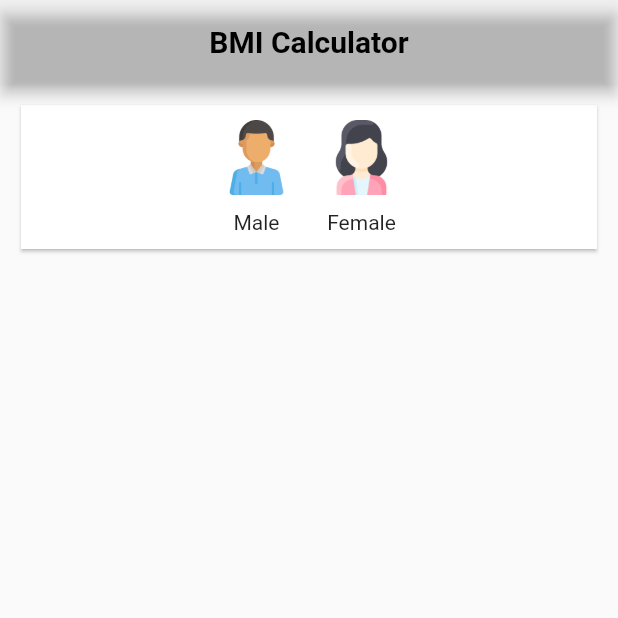
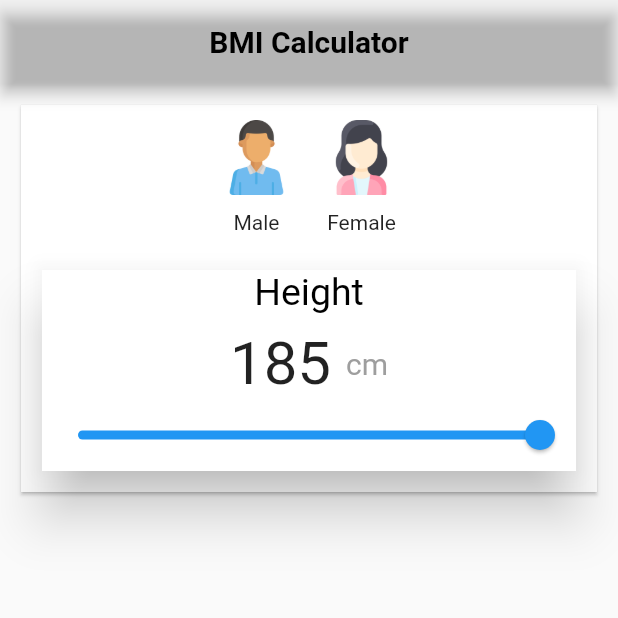
Before and after one commit to SherazJamil/BMI-Calculator-app-in-Flutter, a Flutter app: the screen it shows after launch, on a phone screen of 412 x 824 dp, the top half of it. Run offline on Flutter 3.47's test engine with Material 2 defaults, Android fonts, the phone set to English and light mode, and no system bars; missing offline and left inert: dart:ffi, flutter_3d_choice_chip, splash_screen_view.

Commit message:
Add height widget

```diff
--- /dev/null
+++ b/lib/Height.dart
@@ -0,0 +1,71 @@
+import 'dart:ffi';
+
+import 'package:flutter/material.dart';
+
+class HeightWidget extends StatefulWidget {
+  final Function (int) onChange;
+  const HeightWidget({Key? key, required this.onChange}) : super(key: key);
+
+  @override
+  State<HeightWidget> createState() => _HeightWidgetState();
+}
+
+class _HeightWidgetState extends State<HeightWidget> {
+
+  int height = 185;
+
+  @override
+  Widget build(BuildContext context) {
+    return Padding(
+      padding: const EdgeInsets.all(10),
+      child: Card(
+        shape: const RoundedRectangleBorder(),
+        elevation: 15,
+        child: Column(
+          children: [
+            const Text(
+              'Height',
+              style: TextStyle(
+                fontSize: 25,
+                color: Colors.black,
+              ),
+            ),
+            const SizedBox(
+              height: 10,
+            ),
+            Row(
+              mainAxisAlignment: MainAxisAlignment.center,
+              children: [
+                Text(
+                  height.toString(),
+                  style: const TextStyle(
+                    fontSize: 40
+                  ),
+                ),
+                const SizedBox(
+                  width: 10,
+                ),
+                const Text(
+                  'cm',
+                  style: TextStyle(
+                    fontSize: 20,
+                    color: Colors.grey,
+                  ),
+                ),
+              ],
+            ),
+            Slider(
+                value: height.toDouble(),
+                onChanged: (value) {
+                  setState(() {
+                    height = value.toInt();
+                  });
+                  widget.onChange(height);
+                },
+            ),
+          ],
+        ),
+      ),
+    );
+  }
+}
--- a/lib/Home.dart
+++ b/lib/Home.dart
@@ -1,4 +1,5 @@
 import 'package:bmicalculator_app/Gender.dart';
+import 'package:bmicalculator_app/Height.dart';
 import 'package:flutter/material.dart';
 
 class HomeScreen extends StatefulWidget {
@@ -43,6 +44,11 @@ class _HomeScreenState extends State<HomeScreen> {
                       gender = genderVal;
                     },
                 ),
+                HeightWidget(
+                    onChange: (heightVal) {
+                      height = heightVal;
+                    }
+                ),
               ],
             ),
           ),
```
